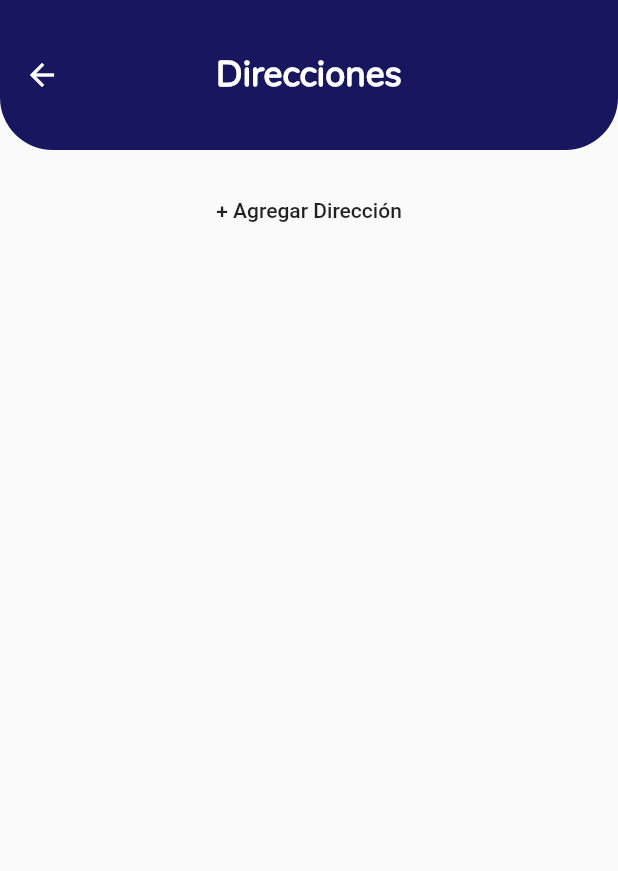
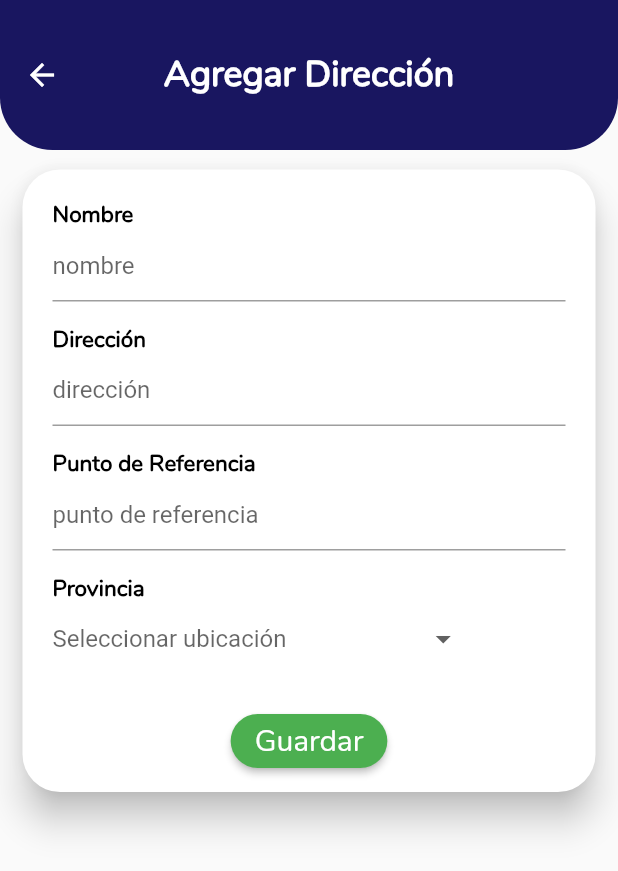
Before and after one commit to marioki/Tienditas-Mobile-App-PU, a Flutter app: the UserAddressPage screen opened directly, after a tap on "+ Agregar Dirección", on a phone screen of 412 x 824 dp. Shown: the top 871 px of the screen. Run offline on Flutter 3.47's test engine with Material 2 defaults, Android fonts, the phone set to English and light mode, and no system bars; our stand-ins replace firebase_auth, google_sign_in, image_picker, progress_dialog, pull_to_refresh; missing offline and left inert: credit_card, dart:ffi; accounts and stored records are empty.

Commit message:
add address

```diff
--- a/lib/src/modelos/usuario_tienditas.dart
+++ b/lib/src/modelos/usuario_tienditas.dart
@@ -93,6 +93,7 @@ class User {
 
 class Address {
   Address({
+    this.id,
     this.country,
     this.referencePoint,
     this.province,
@@ -102,6 +103,7 @@ class Address {
     this.isDefault,
   });
 
+  String id;
   String country;
   String referencePoint;
   String province;
@@ -111,6 +113,7 @@ class Address {
   String isDefault;
 
   factory Address.fromJson(Map<String, dynamic> json) => Address(
+        id: json["id"],
         country: json["country"],
         referencePoint: json["reference_point"],
         province: json["province"],
@@ -121,6 +124,7 @@ class Address {
       );
 
   Map<String, dynamic> toJson() => {
+        "id": id,
         "country": country,
         "reference_point": referencePoint,
         "province": province,
--- /dev/null
+++ b/lib/src/pages/user/edit_user_address.dart
@@ -0,0 +1,321 @@
+import 'package:app_tiendita/src/modelos/province_model.dart';
+import 'package:app_tiendita/src/modelos/response_model.dart';
+import 'package:app_tiendita/src/providers/province_provider.dart';
+import 'package:app_tiendita/src/providers/user/user_tienditas_provider.dart';
+import 'package:app_tiendita/src/state_providers/login_state.dart';
+import 'package:app_tiendita/src/tienditas_themes/my_themes.dart';
+import 'package:flutter/material.dart';
+import 'package:provider/provider.dart';
+
+// ignore: must_be_immutable
+class EditUserAddress extends StatefulWidget {
+  EditUserAddress(
+      {
+        @required this.appBarTitle,
+        @required this.userEmail,
+        this.name,
+        this.provinceName,
+        this.addressLine,
+        this.referencePoint,
+        @required this.method,
+        this.id
+      });
+  final String appBarTitle;
+  final String userEmail;
+  String provinceName;
+  String name;
+  String addressLine;
+  String referencePoint;
+  final String method;
+  String id;
+  @override
+  _EditUserAddressState createState() => _EditUserAddressState();
+}
+
+class _EditUserAddressState extends State<EditUserAddress> {
+  final _formKey = GlobalKey<FormState>();
+  bool isLoading = false;
+  var response;
+  List<String> _provinces = [
+    'Hubo problemas de conexión, \nfavor revisar su conexión a internet'
+  ];
+  @override
+  Widget build(BuildContext context) {
+    return Scaffold(
+      appBar: AppBar(
+        elevation: 0,
+        shape: RoundedRectangleBorder(
+          borderRadius: BorderRadius.only(
+              bottomLeft: Radius.circular(35),
+              bottomRight: Radius.circular(35)),
+        ),
+        centerTitle: true,
+        toolbarHeight: 100,
+        backgroundColor: azulTema,
+        title: Text(
+          '${widget.appBarTitle}',
+          style: appBarStyle,
+        ),
+      ),
+      body: Builder(
+        builder: (BuildContext context) {
+          return GestureDetector(
+            behavior: HitTestBehavior.opaque,
+            onTap: () {
+              FocusScope.of(context).requestFocus(new FocusNode());
+            },
+            child: SingleChildScrollView(
+              child: Column(
+                mainAxisSize: MainAxisSize.max,
+                children: <Widget>[
+                  Container(
+                    padding: EdgeInsets.only(left: 15, right: 15, top: 5, bottom: 15),
+                    child: Card(
+                      clipBehavior: Clip.antiAlias,
+                      margin: EdgeInsets.symmetric(
+                        vertical: 8,
+                      ),
+                      elevation: 10,
+                      shape: RoundedRectangleBorder(
+                        borderRadius: BorderRadius.circular(25),
+                      ),
+                      color: Colors.white,
+                      child: Container(
+                        padding: EdgeInsets.symmetric(
+                          horizontal: 20,
+                          vertical: 10,
+                        ),
+                        child: Form(
+                          key: _formKey,
+                          child: Column(
+                              crossAxisAlignment: CrossAxisAlignment.start,
+                              children: <Widget>[
+                                SizedBox(
+                                  height: 10,
+                                ),
+                                Text(
+                                  "Nombre",
+                                  style: TextStyle(
+                                      color: Colors.black,
+                                      fontSize: 15,
+                                      fontWeight: FontWeight.bold,
+                                      fontFamily: "Nunito"
+                                  ),
+                                ),
+                                TextFormField(
+                                  initialValue: widget.name,
+                                  onChanged: (String value) {
+                                    widget.name = value;
+                                  },
+                                  validator: (value) {
+                                    if (value.isEmpty) {
+                                      return 'Ingresar nombre de la dirección';
+                                    }
+                                    return null;
+                                  },
+                                  decoration: InputDecoration(
+                                      fillColor: Colors.white,
+                                      hintText: 'nombre'
+                                  ),
+                                ),
+                                SizedBox(
+                                  height: 15,
+                                ),
+                                Text(
+                                  "Dirección",
+                                  style: TextStyle(
+                                      color: Colors.black,
+                                      fontSize: 15,
+                                      fontWeight: FontWeight.bold,
+                                      fontFamily: "Nunito"
+                                  ),
+                                ),
+                                TextFormField(
+                                  initialValue: widget.addressLine,
+                                  onChanged: (String value) {
+                                    widget.addressLine = value;
+                                  },
+                                  validator: (value) {
+                                    if (value.isEmpty) {
+                                      return 'Ingresar calle de la dirección';
+                                    }
+                                    return null;
+                                  },
+                                  decoration: InputDecoration(
+                                      fillColor: Colors.white,
+                                      hintText: 'dirección'
+                                  ),
+                                ),
+                                SizedBox(
+                                  height: 15,
+                                ),
+                                Text(
+                                  "Punto de Referencia",
+                                  style: TextStyle(
+                                      color: Colors.black,
+                                      fontSize: 15,
+                                      fontWeight: FontWeight.bold,
+                                      fontFamily: "Nunito"
+                                  ),
+                                ),
+                                TextFormField(
+                                  initialValue: widget.referencePoint,
+                                  onChanged: (String value) {
+                                    widget.referencePoint = value;
+                                  },
+                                  validator: (value) {
+                                    if (value.isEmpty) {
+                                      return 'Ingresar punto de referencia';
+                                    }
+                                    return null;
+                                  },
+                                  decoration: InputDecoration(
+                                      fillColor: Colors.white,
+                                      hintText: 'punto de referencia'
+                                  ),
+                                ),
+                                SizedBox(
+                                  height: 15,
+                                ),
+                                Text(
+                                  "Provincia",
+                                  style: TextStyle(
+                                      color: Colors.black,
+                                      fontSize: 15,
+                                      fontWeight: FontWeight.bold,
+                                      fontFamily: "Nunito"
+                                  ),
+                                ),
+                                FutureBuilder(
+                                  future: ProvinceProvider()
+                                      .getAllProvinces(context),
+                                  builder: (BuildContext context, snapshot) {
+                                    if (snapshot.hasData) {
+                                      ProvinceModel resultProvince =
+                                          snapshot.data;
+                                      var provinces = resultProvince
+                                          .body.province.provinces;
+                                      return DropdownButtonHideUnderline(
+                                        child: DropdownButton(
+                                          hint: Text("Seleccionar ubicación"),
+                                          value: widget.provinceName,
+                                          onChanged: (newValue) {
+                                            setState(() {
+                                              widget.provinceName =
+                                                  newValue;
+                                            });
+                                          },
+                                          items: provinces.map((value) {
+                                            return new DropdownMenuItem(
+                                              child: new Text(value),
+                                              value: value,
+                                            );
+                                          }).toList(),
+                                        ),
+                                      );
+                                    } else {
+                                      return DropdownButtonHideUnderline(
+                                        child: DropdownButton(
+                                          hint: Text("Seleccionar ubicación"),
+                                          onChanged: (newValue) {
+                                            print(newValue);
+                                          },
+                                          items: _provinces.map((value) {
+                                            return new DropdownMenuItem(
+                                              child: new Text(value),
+                                              value: value,
+                                            );
+                                          }).toList(),
+                                        ),
+                                      );
+                                    }
+                                  },
+                                ),
+                                SizedBox(
+                                  height: 20,
+                                ),
+                                Container(
+                                  alignment: Alignment(0.0, 0.0),
+                                    child: RaisedButton(
+                                      color: Colors.green,
+                                      shape: RoundedRectangleBorder(
+                                        borderRadius: BorderRadius.circular(30.0),
+                                      ),
+                                      textColor: Colors.white,
+                                      child: Text(
+                                        "Guardar",
+                                        style: TextStyle(
+                                            fontSize: 20,
+                                            fontWeight: FontWeight.normal,
+                                            fontFamily: "Nunito"),
+                                      ),
+                                      onPressed: () async {
+                                        if (_formKey.currentState.validate()) {
+                                          if (widget.provinceName != null) {
+                                            if (widget.method == "post") {
+                                              response = await UsuarioTienditasProvider().createAddress(
+                                                  Provider.of<LoginState>(context).currentUserIdToken,
+                                                  widget.userEmail,
+                                                  widget.name,
+                                                  widget.addressLine,
+                                                  widget.referencePoint,
+                                                  "Panamá",
+                                                  widget.provinceName);
+                                            }
+                                            if (widget.method == "put") {
+                                              response = await UsuarioTienditasProvider().updateAddress(
+                                                  Provider.of<LoginState>(context).currentUserIdToken,
+                                                  widget.id,
+                                                  widget.userEmail,
+                                                  widget.name,
+                                                  widget.addressLine,
+                                                  widget.referencePoint,
+                                                  "Panamá",
+                                                  widget.provinceName);
+                                            }
+                                          } else {
+                                            Scaffold.of(context).showSnackBar(
+                                              SnackBar(
+                                                content: Text(
+                                                    'Debe seleccionar provincia'),
+                                              ),
+                                            );
+                                          }
+                                          if (response.statusCode == 200) {
+                                            ResponseTienditasApi
+                                            responseTienditasApi = responseFromJson(response.body);
+                                            if (responseTienditasApi.statusCode == 200) {
+                                              print(responseTienditasApi.body.message);
+                                              isLoading = false;
+                                              Navigator.of(context).pop();
+                                            } else {
+                                              print(responseTienditasApi.body.message);
+                                              isLoading = false;
+                                            }
+                                          } else {
+                                            Scaffold.of(context).showSnackBar(
+                                              SnackBar(
+                                                content: Text(
+                                                    'Hubo problemas al editar la tienda, \nfavor revisar su conexión a internet'),
+                                              ),
+                                            );
+                                          }
+                                        }
+                                      },
+                                    )
+                                ),
+                              ]
+                          ),
+                        ),
+                      ),
+                    ),
+                  ),
+                ],
+              ),
+            ),
+          );
+        }
+      ),
+    );
+  }
+}
--- a/lib/src/pages/user/user_address_page.dart
+++ b/lib/src/pages/user/user_address_page.dart
@@ -1,16 +1,15 @@
 import 'package:app_tiendita/src/modelos/usuario_tienditas.dart';
-import 'package:app_tiendita/src/providers/user/user_tienditas_provider.dart';
 import 'package:app_tiendita/src/state_providers/login_state.dart';
 import 'package:app_tiendita/src/tienditas_themes/my_themes.dart';
-import 'package:firebase_auth/firebase_auth.dart';
 import 'package:flutter/cupertino.dart';
 import 'package:flutter/material.dart';
 import 'package:provider/provider.dart';
 
+import 'edit_user_address.dart';
+
 class UserAddressPage extends StatefulWidget {
   @override
   _UserAddressPageState createState() => _UserAddressPageState();
-  //Todo Traer direcciones del usuario cuando se abre estra pagina
 }
 
 class _UserAddressPageState extends State<UserAddressPage> {
@@ -61,13 +60,40 @@ class _UserAddressPageState extends State<UserAddressPage> {
                 ],
               ),
               trailing: FlatButton(
-                onPressed: () {},
+                onPressed: () {
+                  Navigator.push(
+                    context,
+                    MaterialPageRoute(
+                      builder: (context) => EditUserAddress(
+                        appBarTitle: "Agregar Dirección",
+                        userEmail: user.userEmail,
+                        method: "put",
+                        id: user.address[index].id,
+                        name: user.address[index].name,
+                        addressLine: user.address[index].addressLine1,
+                        referencePoint: user.address[index].referencePoint,
+                        provinceName: user.address[index].province,
+                      ),
+                    ),
+                  );
+                },
                 child: Text('Editar'),
               ),
             );
           } else {
             return FlatButton(
-              onPressed: () {},
+              onPressed: () {
+                Navigator.push(
+                  context,
+                  MaterialPageRoute(
+                    builder: (context) => EditUserAddress(
+                      appBarTitle: "Agregar Dirección",
+                      userEmail: user.userEmail,
+                      method: "post",
+                    ),
+                  ),
+                );
+              },
               child: Text('+ Agregar Dirección'),
             );
           }
```
Also changed, not shown: lib/src/pages/store/create_store_product.dart (+0 -11 lines), lib/src/providers/user/user_tienditas_provider.dart (+70 -0 lines), lib/src/pages/store/edit_delivery_option.dart (indentation only).
